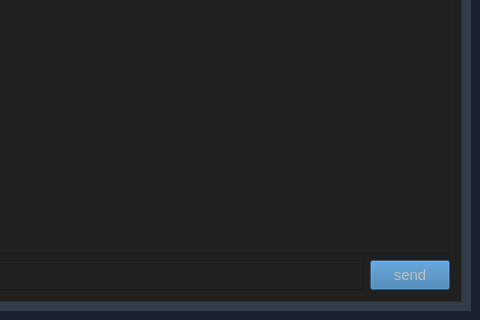
Before: the Qt Designer form mainwindow.ui in imperzer0/privacy-protection-messenger-qt, drawn with Qt 5; both pictures show x 415 to 895 and y 196 to 516 of the 895 by 516 pixel window.
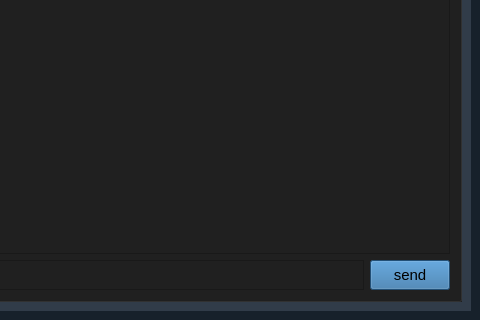
After: the same form once the commit is applied. The open tabs and pages were chosen to show the change.

```diff
--- a/mainwindow.ui
+++ b/mainwindow.ui
@@ -887,7 +887,7 @@
            <item row="1" column="1">
             <widget class="QPushButton" name="button_send">
              <property name="enabled">
-              <bool>false</bool>
+              <bool>true</bool>
              </property>
              <property name="sizePolicy">
               <sizepolicy hsizetype="Minimum" vsizetype="Maximum">
```
